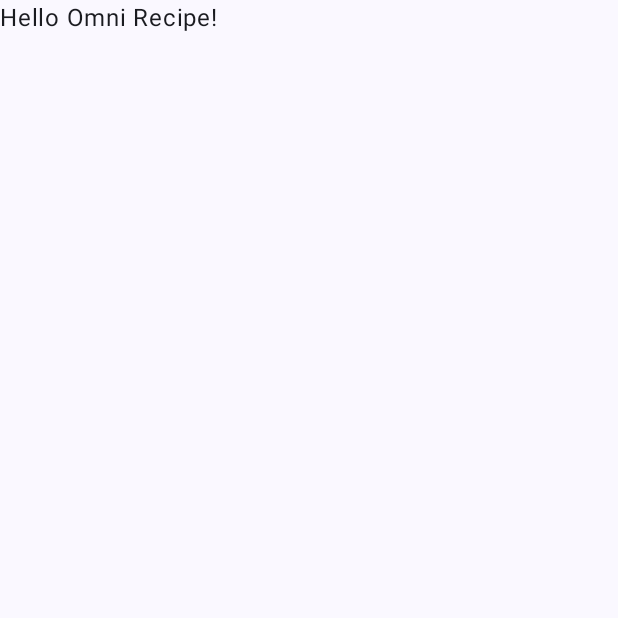
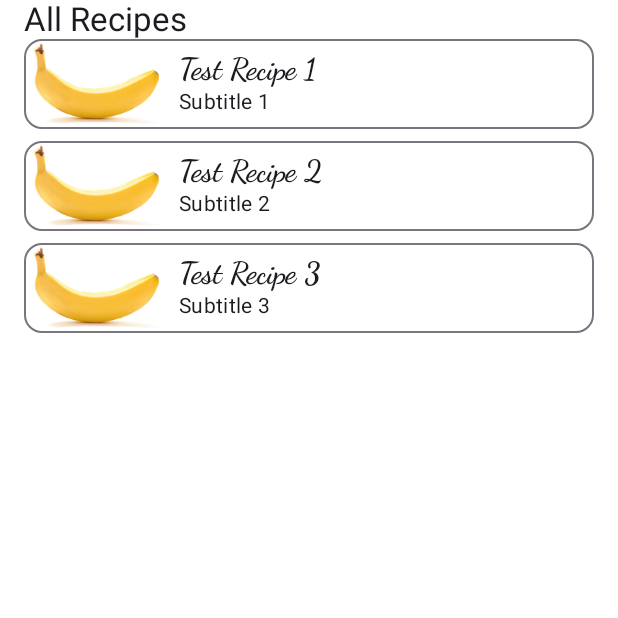
Before and after one commit to Omerixe/OmniRecipe-Android, an Android app built with Jetpack Compose: the screen it shows after launch (MainActivity), on a phone screen of 412 x 824 dp, the top half of it. Before the commit the part shown is almost empty. Run offline under Robolectric (Android 15) with nearby library versions, the phone set to English and light mode, and no system bars; our stand-ins replace constraintlayout-compose.

Commit message:
Created some first ui elements for a recipe overview

```diff
--- a/app/build.gradle.kts
+++ b/app/build.gradle.kts
@@ -59,6 +59,8 @@ dependencies {
     implementation(libs.androidx.ui.graphics)
     implementation(libs.androidx.ui.tooling.preview)
     implementation(libs.androidx.material3)
+    implementation(libs.androidx.constraintlayout.compose)
+    implementation(libs.coil.compose)
     testImplementation(libs.junit)
     androidTestImplementation(libs.androidx.junit)
     androidTestImplementation(libs.androidx.espresso.core)
--- a/app/src/main/AndroidManifest.xml
+++ b/app/src/main/AndroidManifest.xml
@@ -1,6 +1,8 @@
 <?xml version="1.0" encoding="utf-8"?>
 <manifest xmlns:android="http://schemas.android.com/apk/res/android"
     xmlns:tools="http://schemas.android.com/tools">
+
+    <uses-permission android:name="android.permission.INTERNET" />
 
     <application
         android:allowBackup="true"
--- a/app/src/main/java/ch/omerixe/omnirecipe/MainActivity.kt
+++ b/app/src/main/java/ch/omerixe/omnirecipe/MainActivity.kt
@@ -6,11 +6,9 @@ import androidx.activity.compose.setContent
 import androidx.compose.foundation.layout.fillMaxSize
 import androidx.compose.material3.MaterialTheme
 import androidx.compose.material3.Surface
-import androidx.compose.material3.Text
-import androidx.compose.runtime.Composable
 import androidx.compose.ui.Modifier
-import androidx.compose.ui.tooling.preview.Preview
-import ch.omerixe.omnirecipe.ui.theme.OmniRecipeTheme
+import ch.omerixe.omnirecipe.overview.ui.OverviewScreen
+import ch.omerixe.omnirecipe.theme.OmniRecipeTheme
 
 class MainActivity : ComponentActivity() {
     override fun onCreate(savedInstanceState: Bundle?) {
@@ -22,25 +20,9 @@ class MainActivity : ComponentActivity() {
                     modifier = Modifier.fillMaxSize(),
                     color = MaterialTheme.colorScheme.background
                 ) {
-                    Greeting("Omni Recipe")
+                    OverviewScreen()
                 }
             }
         }
     }
 }
-
-@Composable
-fun Greeting(name: String, modifier: Modifier = Modifier) {
-    Text(
-        text = "Hello $name!",
-        modifier = modifier
-    )
-}
-
-@Preview(showBackground = true)
-@Composable
-fun GreetingPreview() {
-    OmniRecipeTheme {
-        Greeting("Android")
-    }
-}
--- /dev/null
+++ b/app/src/main/java/ch/omerixe/omnirecipe/overview/ui/OverviewScreen.kt
@@ -0,0 +1,66 @@
+package ch.omerixe.omnirecipe.overview.ui
+
+import androidx.compose.foundation.layout.Row
+import androidx.compose.foundation.layout.Spacer
+import androidx.compose.foundation.layout.height
+import androidx.compose.foundation.layout.padding
+import androidx.compose.foundation.lazy.LazyColumn
+import androidx.compose.foundation.lazy.items
+import androidx.compose.material3.MaterialTheme
+import androidx.compose.material3.Text
+import androidx.compose.runtime.Composable
+import androidx.compose.ui.Modifier
+import androidx.compose.ui.res.stringResource
+import androidx.compose.ui.tooling.preview.Preview
+import androidx.compose.ui.unit.dp
+import ch.omerixe.omnirecipe.R
+import ch.omerixe.omnirecipe.theme.OmniRecipeTheme
+
+@Composable
+fun OverviewScreen() {
+    val recipes = listOf(
+        RecipeOverview(
+            "Test Recipe 1",
+            "Subtitle 1",
+            RecipeImage.Internal(R.drawable.banana)
+        ),
+        RecipeOverview(
+            "Test Recipe 2",
+            "Subtitle 2",
+            RecipeImage.Internal(R.drawable.banana)
+        ),
+        RecipeOverview(
+            "Test Recipe 3",
+            "Subtitle 3",
+            RecipeImage.Internal(R.drawable.banana)
+        )
+    )
+
+    LazyColumn(modifier = Modifier.padding(horizontal = 16.dp)) {
+        item {
+            Row {
+                Text(
+                    text = stringResource(R.string.overview_heading),
+                    style = MaterialTheme.typography.titleLarge
+                )
+            }
+        }
+        items(recipes) { recipe ->
+            RecipeCard(
+                title = recipe.title,
+                subtitle = recipe.subtitle,
+                recipeImage = recipe.imageUrl
+            )
+            Spacer(modifier = Modifier.height(8.dp))
+        }
+    }
+}
+
+
+@Preview
+@Composable
+fun PreviewOverviewScreen() {
+    OmniRecipeTheme {
+        OverviewScreen()
+    }
+}
--- /dev/null
+++ b/app/src/main/java/ch/omerixe/omnirecipe/overview/ui/RecipeCard.kt
@@ -0,0 +1,106 @@
+package ch.omerixe.omnirecipe.overview.ui
+
+import androidx.compose.foundation.BorderStroke
+import androidx.compose.foundation.layout.Column
+import androidx.compose.foundation.layout.fillMaxWidth
+import androidx.compose.foundation.layout.padding
+import androidx.compose.material3.CardDefaults
+import androidx.compose.material3.MaterialTheme
+import androidx.compose.material3.OutlinedCard
+import androidx.compose.material3.Text
+import androidx.compose.runtime.Composable
+import androidx.compose.ui.Modifier
+import androidx.compose.ui.layout.ContentScale
+import androidx.compose.ui.res.painterResource
+import androidx.compose.ui.text.style.TextAlign
+import androidx.compose.ui.text.style.TextOverflow
+import androidx.compose.ui.tooling.preview.Preview
+import androidx.compose.ui.unit.dp
+import androidx.constraintlayout.compose.ConstraintLayout
+import androidx.constraintlayout.compose.Dimension
+import ch.omerixe.omnirecipe.R
+import ch.omerixe.omnirecipe.theme.OmniRecipeTheme
+import coil.compose.AsyncImage
+
+@Composable
+fun RecipeCard(
+    title: String,
+    subtitle: String,
+    recipeImage: RecipeImage,
+    modifier: Modifier = Modifier
+) {
+    OutlinedCard(
+        colors = CardDefaults.cardColors(
+            containerColor = MaterialTheme.colorScheme.surface,
+        ),
+        border = BorderStroke(1.dp, MaterialTheme.colorScheme.outline),
+        modifier = modifier
+    ) {
+        ConstraintLayout(modifier = Modifier.fillMaxWidth()) {
+            val (image, text) = createRefs()
+
+            AsyncImage(
+                model = recipeImage.imageModel(),
+                contentDescription = null,
+                contentScale = ContentScale.Crop,
+                modifier = Modifier.constrainAs(image) {
+                    top.linkTo(parent.top)
+                    start.linkTo(parent.start)
+                    bottom.linkTo(parent.bottom)
+                    width = Dimension.percent(0.25f)
+                    height = Dimension.fillToConstraints
+                },
+                placeholder = painterResource(id = R.drawable.banana),
+            )
+
+            Column(modifier = Modifier.constrainAs(text) {
+                top.linkTo(parent.top)
+                start.linkTo(image.end, margin = 8.dp)
+                end.linkTo(parent.end)
+                width = Dimension.fillToConstraints
+            }) {
+                Text(
+                    title,
+                    style = MaterialTheme.typography.headlineSmall,
+                    textAlign = TextAlign.Start,
+                    modifier = Modifier.padding(top = 8.dp),
+                    maxLines = 2
+                )
+                Text(
+                    subtitle,
+                    style = MaterialTheme.typography.bodyMedium,
+                    maxLines = 2,
+                    overflow = TextOverflow.Ellipsis,
+                    textAlign = TextAlign.Start,
+                    modifier = Modifier.padding(end = 8.dp, bottom = 8.dp)
+                )
+            }
+
+        }
+    }
+}
+
+private fun RecipeImage.imageModel(): Any {
+    return when (this) {
+        is RecipeImage.External -> url
+        is RecipeImage.Internal -> resId
+    }
+}
+
+@Preview
+@Composable
+fun PreviewRecipeCard() {
+    OmniRecipeTheme {
+        RecipeCard(
+            title = "Banana Bread",
+            subtitle = "This is a delicious banana bread recipe",
+            recipeImage = RecipeImage.Internal(R.drawable.banana),
+            modifier = Modifier.padding(
+                start = 16.dp,
+                top = 0.dp,
+                end = 16.dp,
+                bottom = 16.dp
+            )
+        )
+    }
+}
--- /dev/null
+++ b/app/src/main/java/ch/omerixe/omnirecipe/overview/ui/RecipeOverview.kt
@@ -0,0 +1,12 @@
+package ch.omerixe.omnirecipe.overview.ui
+
+data class RecipeOverview(
+    val title: String,
+    val subtitle: String,
+    val imageUrl: RecipeImage
+)
+
+sealed class RecipeImage {
+    data class External(val url: String) : RecipeImage()
+    data class Internal(val resId: Int) : RecipeImage()
+}
--- a/app/src/main/java/ch/omerixe/omnirecipe/ui/theme/Color.kt
+++ b/app/src/main/java/ch/omerixe/omnirecipe/theme/Color.kt
@@ -1,4 +1,4 @@
-package ch.omerixe.omnirecipe.ui.theme
+package ch.omerixe.omnirecipe.theme
 
 import androidx.compose.ui.graphics.Color
 
--- a/app/src/main/java/ch/omerixe/omnirecipe/ui/theme/Theme.kt
+++ b/app/src/main/java/ch/omerixe/omnirecipe/theme/Theme.kt
@@ -1,4 +1,4 @@
-package ch.omerixe.omnirecipe.ui.theme
+package ch.omerixe.omnirecipe.theme
 
 import android.app.Activity
 import android.os.Build
@@ -10,6 +10,7 @@ import androidx.compose.material3.dynamicLightColorScheme
 import androidx.compose.material3.lightColorScheme
 import androidx.compose.runtime.Composable
 import androidx.compose.runtime.SideEffect
+import androidx.compose.ui.graphics.Color
 import androidx.compose.ui.graphics.toArgb
 import androidx.compose.ui.platform.LocalContext
 import androidx.compose.ui.platform.LocalView
@@ -24,7 +25,9 @@ private val DarkColorScheme = darkColorScheme(
 private val LightColorScheme = lightColorScheme(
     primary = Purple40,
     secondary = PurpleGrey40,
-    tertiary = Pink40
+    tertiary = Pink40,
+    background = Color(0xFFFFFFFF),
+    surface = Color(0xFFFFFFFF),
 
     /* Other default colors to override
     background = Color(0xFFFFFBFE),
@@ -41,7 +44,7 @@ private val LightColorScheme = lightColorScheme(
 fun OmniRecipeTheme(
     darkTheme: Boolean = isSystemInDarkTheme(),
     // Dynamic color is available on Android 12+
-    dynamicColor: Boolean = true,
+    dynamicColor: Boolean = false,
     content: @Composable () -> Unit
 ) {
     val colorScheme = when {
--- a/app/src/main/java/ch/omerixe/omnirecipe/ui/theme/Type.kt
+++ b/app/src/main/java/ch/omerixe/omnirecipe/theme/Type.kt
@@ -1,4 +1,4 @@
-package ch.omerixe.omnirecipe.ui.theme
+package ch.omerixe.omnirecipe.theme
 
 import androidx.compose.material3.Typography
 import androidx.compose.ui.text.TextStyle
@@ -14,8 +14,7 @@ val Typography = Typography(
         fontSize = 16.sp,
         lineHeight = 24.sp,
         letterSpacing = 0.5.sp
-    )
-    /* Other default text styles to override
+    ),
     titleLarge = TextStyle(
         fontFamily = FontFamily.Default,
         fontWeight = FontWeight.Normal,
@@ -29,6 +28,13 @@ val Typography = Typography(
         fontSize = 11.sp,
         lineHeight = 16.sp,
         letterSpacing = 0.5.sp
-    )
-    */
+    ),
+    headlineSmall = TextStyle(
+        fontFamily = FontFamily.Cursive,
+        fontWeight = FontWeight.Bold,
+        fontSize = 20.sp,
+        lineHeight = 28.sp,
+        letterSpacing = 0.sp
+    ),
+
 )
--- a/app/src/main/res/values/strings.xml
+++ b/app/src/main/res/values/strings.xml
@@ -1,3 +1,4 @@
 <resources>
     <string name="app_name">OmniRecipe</string>
+    <string name="overview_heading">All Recipes</string>
 </resources>
--- a/gradle/libs.versions.toml
+++ b/gradle/libs.versions.toml
@@ -1,5 +1,7 @@
 [versions]
 agp = "8.3.1"
+coilCompose = "2.6.0"
+constraintlayoutCompose = "1.0.1"
 kotlin = "1.9.0"
 coreKtx = "1.10.1"
 junit = "4.13.2"
@@ -10,7 +12,9 @@ activityCompose = "1.7.0"
 composeBom = "2023.08.00"
 
 [libraries]
+androidx-constraintlayout-compose = { module = "androidx.constraintlayout:constraintlayout-compose", version.ref = "constraintlayoutCompose" }
 androidx-core-ktx = { group = "androidx.core", name = "core-ktx", version.ref = "coreKtx" }
+coil-compose = { module = "io.coil-kt:coil-compose", version.ref = "coilCompose" }
 junit = { group = "junit", name = "junit", version.ref = "junit" }
 androidx-junit = { group = "androidx.test.ext", name = "junit", version.ref = "junitVersion" }
 androidx-espresso-core = { group = "androidx.test.espresso", name = "espresso-core", version.ref = "espressoCore" }
```
Also changed, not shown: app/src/main/res/drawable/banana.jpg (added).
